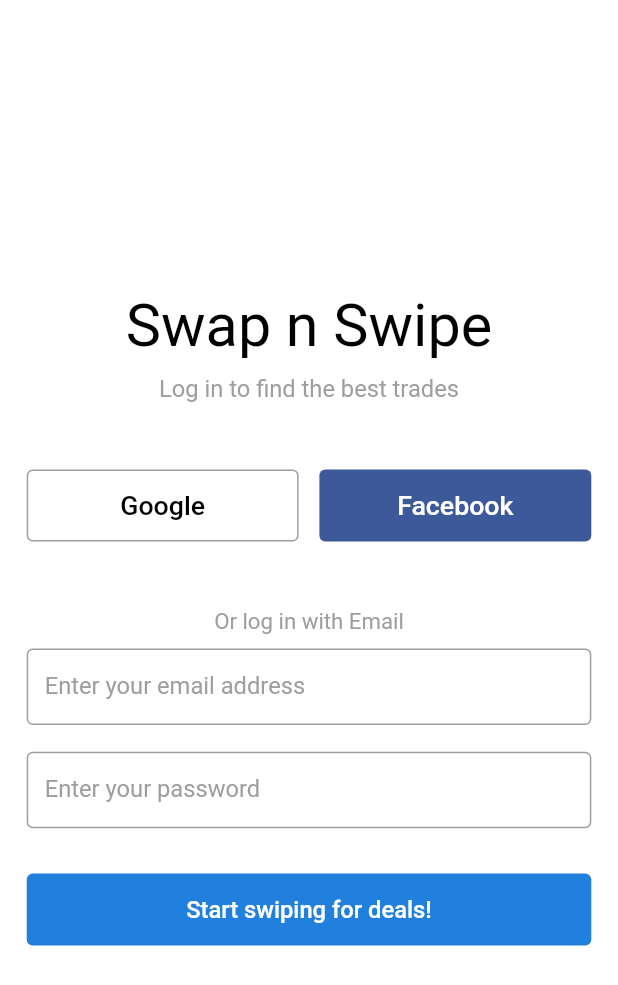
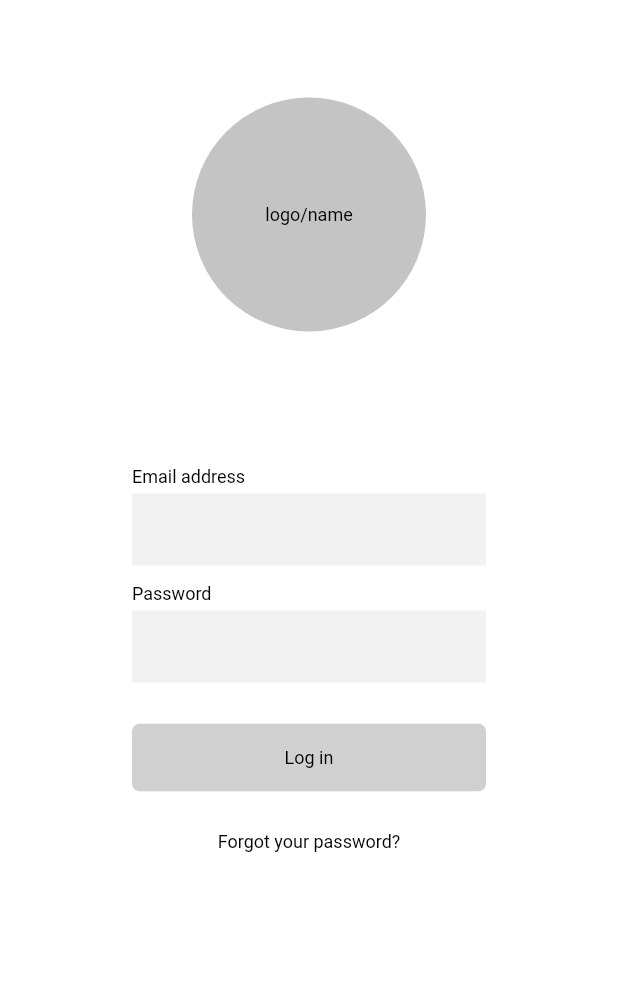
Before and after one commit to rishFilet/swipe_n_swap, a Flutter app: the LoginPage screen opened directly, on a phone screen of 412 x 824 dp. Shown: the top 985 px of the screen. Run offline on Flutter 3.47's test engine with Material 2 defaults, Android fonts, the phone set to English and light mode, and no system bars; our stand-ins replace bloc, equatable, google_fonts.

Commit message:
implemented login screen UI

```diff
--- /dev/null
+++ b/lib/features/login/presentation/pages/login.dart
@@ -0,0 +1,122 @@
+import 'package:flutter/material.dart';
+
+import '../widgets/long_button.dart';
+import '../../../../utilities/constants.dart';
+
+class LoginPage extends StatelessWidget {
+  final GlobalKey<FormState> formKey = GlobalKey<FormState>();
+
+  @override
+  Widget build(BuildContext context) {
+    return Scaffold(
+      body: SafeArea(
+        child: Padding(
+          padding: EdgeInsets.only(top: 65.0),
+          child: SingleChildScrollView(
+            child: Align(
+              alignment: Alignment.topCenter,
+              child: Container(
+                width: 236,
+                child: Column(
+                  crossAxisAlignment: CrossAxisAlignment.center,
+                  children: <Widget>[
+                    Container(
+                      width: 156.0,
+                      height: 156.0,
+                      decoration: BoxDecoration(
+                        shape: BoxShape.circle,
+                        color: Color(0xFFC4C4C4),
+                      ),
+                      child: Center(
+                        child: Text(
+                          'logo/name',
+                          style: Constants.kTextDefaultStyle,
+                        ),
+                      ),
+                    ),
+                    SizedBox(height: 90),
+                    Form(
+                      key: formKey,
+                      child: Column(
+                        mainAxisSize: MainAxisSize.min,
+                        children: <Widget>[
+                          Container(
+                            width: double.infinity,
+                            padding: EdgeInsets.only(bottom: 4),
+                            child: Text(
+                              'Email address',
+                              style: Constants.kTextDefaultStyle,
+                              textAlign: TextAlign.start,
+                            ),
+                          ),
+                          TextFormField(
+                            decoration: InputDecoration(
+                              fillColor: Color(0xFFF1F1F1),
+                              filled: true,
+                              contentPadding: const EdgeInsets.symmetric(
+                                  //  vertical: 14,
+                                  horizontal: 12),
+                              border: InputBorder.none,
+                            ),
+                            style: TextStyle(
+                              color: Constants.kTextColor,
+                              fontSize: 14,
+                            ),
+                            validator: (value) => !value.contains('@')
+                                ? "Not a valid email"
+                                : null,
+                            onSaved: (_) => null, // will send event to Bloc
+                          ),
+                          SizedBox(height: 12),
+                          Container(
+                            width: double.infinity,
+                            padding: EdgeInsets.only(bottom: 4),
+                            child: Text(
+                              'Password',
+                              style: Constants.kTextDefaultStyle,
+                              textAlign: TextAlign.start,
+                            ),
+                          ),
+                          TextFormField(
+                            decoration: InputDecoration(
+                              fillColor: Color(0xFFF1F1F1),
+                              filled: true,
+                              contentPadding: const EdgeInsets.symmetric(
+                                  //  vertical: 14,
+                                  horizontal: 12),
+                              border: InputBorder.none,
+                            ),
+                            style: TextStyle(
+                              color: Constants.kTextColor,
+                              fontSize: 14,
+                            ),
+                            validator: (value) => value.length < 6
+                                ? "Must be at least 6 characters long"
+                                : null,
+                            onSaved: (_) => null, // will send event to Bloc
+                            obscureText: true,
+                          ),
+                        ],
+                      ),
+                    ),
+                    SizedBox(height: 26),
+                    LongButton('Log in', action: _manualLogin),
+                    SizedBox(height: 8),
+                    LongButton('Forgot your password?',
+                        action: () {}, style: LongButtonStyle.secondary),
+                  ],
+                ),
+              ),
+            ),
+          ),
+        ),
+      ),
+    );
+  }
+
+  void _manualLogin() {
+    if (formKey.currentState.validate()) {
+      formKey.currentState.save();
+    }
+  }
+}
--- a/lib/features/login/presentation/pages/login_page.dart
+++ b/lib/features/login/presentation/pages/login_page.dart
@@ -3,7 +3,7 @@ import 'package:flutter/material.dart';
 import '../../../../utilities/constants.dart';
 import '../../../../utilities/size_config.dart';
 
-class LoginPage extends StatelessWidget {
+class LoginPage2 extends StatelessWidget {
   final GlobalKey<FormState> formKey = GlobalKey<FormState>();
 
   @override
--- a/lib/features/login/presentation/widgets/long_button.dart
+++ b/lib/features/login/presentation/widgets/long_button.dart
@@ -4,18 +4,25 @@ import '../../../../utilities/constants.dart';
 
 typedef _LongButtonAction();
 
+enum LongButtonStyle { primary, secondary }
+
 class LongButton extends StatelessWidget {
   final String title, icon;
   final _LongButtonAction action;
+  final LongButtonStyle style;
 
-  LongButton(this.title, {this.action, this.icon});
+  const LongButton(this.title,
+      {this.action, this.icon, LongButtonStyle style = LongButtonStyle.primary})
+      : style = style;
 
   @override
   Widget build(BuildContext context) {
     return FlatButton(
       onPressed: action,
       child: _buildChild(),
-      color: Color(0xFFD0D0D0),
+      color: style == LongButtonStyle.primary ? Color(0xFFD0D0D0) : Colors.white,
+      splashColor: style == LongButtonStyle.primary ? Color(0xFFADADAD) : Colors.white,
+      highlightColor: style == LongButtonStyle.primary ? Color(0xFFADADAD) : Colors.white,
       height: 45,
       minWidth: double.infinity,
       shape: RoundedRectangleBorder(borderRadius: BorderRadius.circular(5)),
--- a/lib/main.dart
+++ b/lib/main.dart
@@ -2,6 +2,7 @@ import 'package:flutter/material.dart';
 import 'package:flutter/services.dart';
 import 'package:google_fonts/google_fonts.dart';
 
+import './features/login/presentation/pages/login.dart';
 import './features/login/presentation/pages/login_options.dart';
 
 void main() {
@@ -29,7 +30,7 @@ class MyApp extends StatelessWidget {
           Theme.of(context).textTheme,
         ),
       ),
-      home: LoginOptions(),
+      home: LoginPage(),
     );
   }
 }
--- a/lib/utilities/constants.dart
+++ b/lib/utilities/constants.dart
@@ -23,7 +23,7 @@ class Constants {
 
   static const kTextDefaultStyle = const TextStyle(
     color: kTextColor,
-    fontSize: 14,
+    fontSize: 12,
     fontWeight: FontWeight.normal,
   );
 }
```
